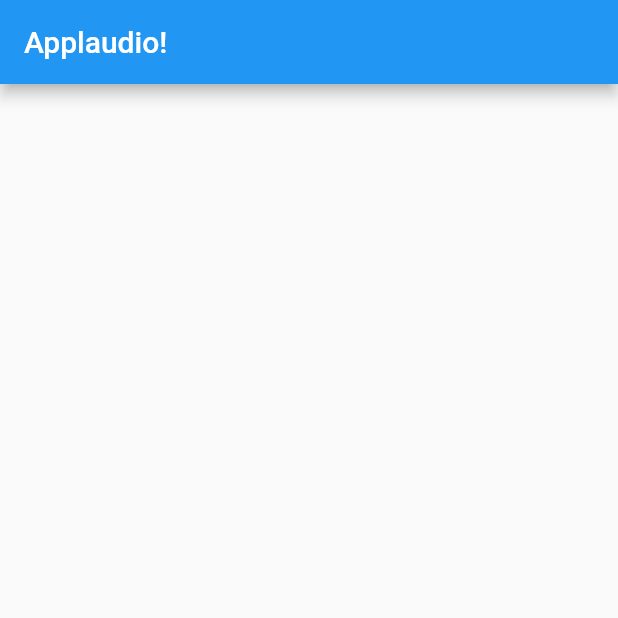
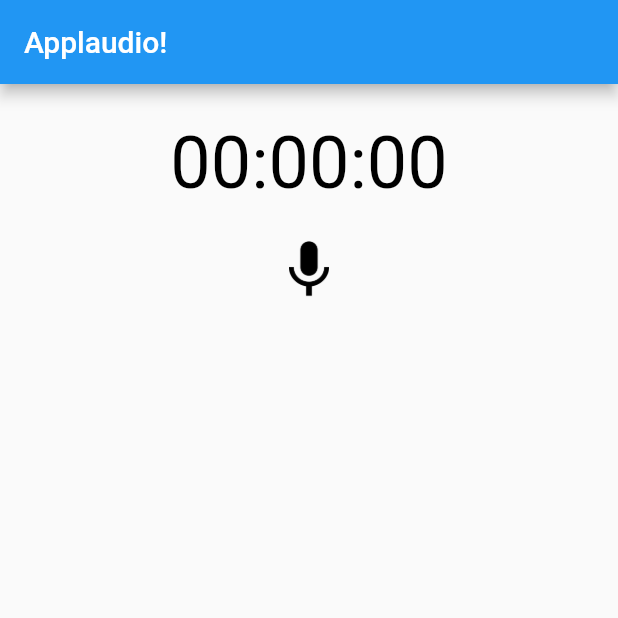
Before and after one commit to Luquatic/IPMEDTH, a Flutter app: the screen it shows after launch, on a phone screen of 412 x 824 dp, the top half of it. Run offline on Flutter 3.47's test engine with Material 2 defaults, Android fonts, the phone set to English and light mode, and no system bars; missing offline and left inert: flutter_sound.

Commit message:
RecordAudio klasse toegevoegd, audio recorden werkt waarschijnlijk

```diff
--- /dev/null
+++ b/lib/RecordAudio.dart
@@ -0,0 +1,138 @@
+import 'package:flutter/material.dart';
+import 'package:intl/intl.dart' show DateFormat;
+import 'package:intl/date_symbol_data_local.dart';
+
+import 'dart:async';
+import 'package:flutter_sound/flutter_sound.dart';
+
+class RecordAudio extends StatefulWidget {
+  @override
+  _RecordAudioState createState() => new _RecordAudioState();
+}
+
+class _RecordAudioState extends State<RecordAudio>{
+  bool _isRecording = false;
+  StreamSubscription _recorderSubscription;
+  StreamSubscription _dbPeakSubscription;
+  FlutterSound flutterSound;
+
+  String _recorderTxt = '00:00:00';
+  double _dbLevel;
+
+  @override
+  void initState() {
+    super.initState();
+    flutterSound = new FlutterSound();
+    flutterSound.setSubscriptionDuration(0.01);
+    flutterSound.setDbPeakLevelUpdate(0.8);
+    flutterSound.setDbLevelEnabled(true);
+    initializeDateFormatting();
+  }
+
+   void startRecorder() async{
+    try {
+      String path = await flutterSound.startRecorder(null);
+      print('startRecorder: $path');
+
+      _recorderSubscription = flutterSound.onRecorderStateChanged.listen((e) {
+        DateTime date = new DateTime.fromMillisecondsSinceEpoch(
+            e.currentPosition.toInt(),
+            isUtc: true);
+        String txt = DateFormat('mm:ss:SS', 'en_GB').format(date);
+
+        this.setState(() {
+          this._recorderTxt = txt.substring(0, 8);
+        });
+      });
+      _dbPeakSubscription =
+          flutterSound.onRecorderDbPeakChanged.listen((value) {
+            print("got update -> $value");
+            setState(() {
+              this._dbLevel = value;
+            });
+          });
+
+      this.setState(() {
+        this._isRecording = true;
+      });
+    } catch (err) {
+      print('startRecorder error: $err');
+    }
+  }
+
+  void stopRecorder() async{
+    try {
+      String result = await flutterSound.stopRecorder();
+      print('stopRecorder: $result');
+
+      if (_recorderSubscription != null) {
+        _recorderSubscription.cancel();
+        _recorderSubscription = null;
+      }
+      if (_dbPeakSubscription != null) {
+        _dbPeakSubscription.cancel();
+        _dbPeakSubscription = null;
+      }
+
+      this.setState(() {
+        this._isRecording = false;
+      });
+    } catch (err) {
+      print('stopRecorder error: $err');
+    }
+  }
+
+  @override
+  Widget build(BuildContext context) {
+    return ListView(
+          children: <Widget>[
+            Column(
+              crossAxisAlignment: CrossAxisAlignment.center,
+              mainAxisAlignment: MainAxisAlignment.center,
+              children: <Widget>[
+                Container(
+                  margin: EdgeInsets.only(top: 24.0, bottom:16.0),
+                  child: Text(
+                    this._recorderTxt,
+                    style: TextStyle(
+                      fontSize: 48.0,
+                      color: Colors.black,
+                    ),
+                  ),
+                ),
+                _isRecording ? LinearProgressIndicator(
+                  value: 100.0 / 160.0 * (this._dbLevel ?? 1) / 100,
+                  valueColor: AlwaysStoppedAnimation<Color>(Colors.green),
+                  backgroundColor: Colors.red,
+                ) : Container()
+              ],
+            ),
+            Row(
+              children: <Widget>[
+                Container(
+                  width: 56.0,
+                  height: 56.0,
+                  child: ClipOval(
+                    child: FlatButton(
+                      onPressed: () {
+                        if (!this._isRecording) {
+                          return this.startRecorder();
+                        }
+                        this.stopRecorder();
+                      },
+                      padding: EdgeInsets.all(8.0),
+                      child: Image(
+                        image: this._isRecording ? AssetImage('res/icons/ic_stop.png') : AssetImage('res/icons/ic_mic.png'),
+                      ),
+                    ),
+                  ),
+                ),
+              ],
+              mainAxisAlignment: MainAxisAlignment.center,
+              crossAxisAlignment: CrossAxisAlignment.center,
+            ),
+          ],
+    );
+  }
+
+}
--- a/lib/main.dart
+++ b/lib/main.dart
@@ -1,4 +1,6 @@
 import 'package:flutter/material.dart';
+
+import 'RecordAudio.dart';
 
 void main() => runApp(MyApp());
 
@@ -10,6 +12,7 @@ class MyApp extends StatelessWidget {
         appBar: AppBar(
           title: Text('Applaudio!'),
         ),
+        body:RecordAudio()
       ),
     );
   }
```
Also changed, not shown: pubspec.yaml (+6 -3 lines), pubspec.lock, res/icons/2.0x/ic_mic.png (added), res/icons/3.0x/ic_mic.png (added), res/icons/ic_mic.png (added).
